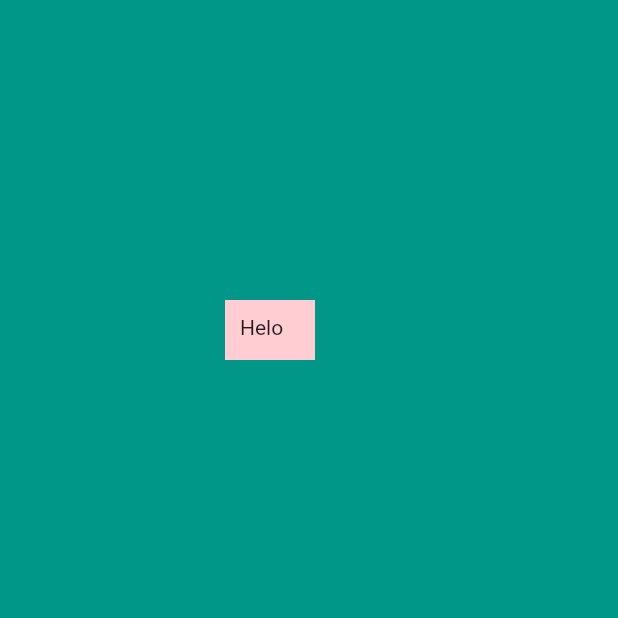
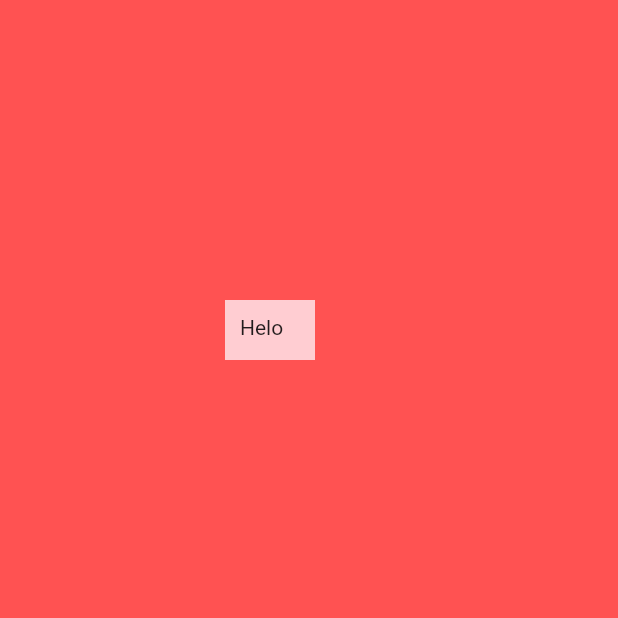
Before and after one commit to Mr-Perfectuz/flutter_card, a Flutter app: the screen it shows after launch, on a phone screen of 412 x 824 dp, the top half of it. Run offline on Flutter 3.47's test engine with Material 2 defaults, Android fonts, the phone set to English and light mode, and no system bars.

```diff
--- a/lib/main.dart
+++ b/lib/main.dart
@@ -14,7 +14,7 @@ class MyApp extends StatelessWidget {
         visualDensity: VisualDensity.adaptivePlatformDensity,
       ),
       home: Scaffold(
-        backgroundColor: Colors.teal,
+        backgroundColor: Colors.redAccent,
         body: SafeArea(
           child: Container(
             margin: EdgeInsets.symmetric(vertical: 200.0, horizontal: 150.0),
```
